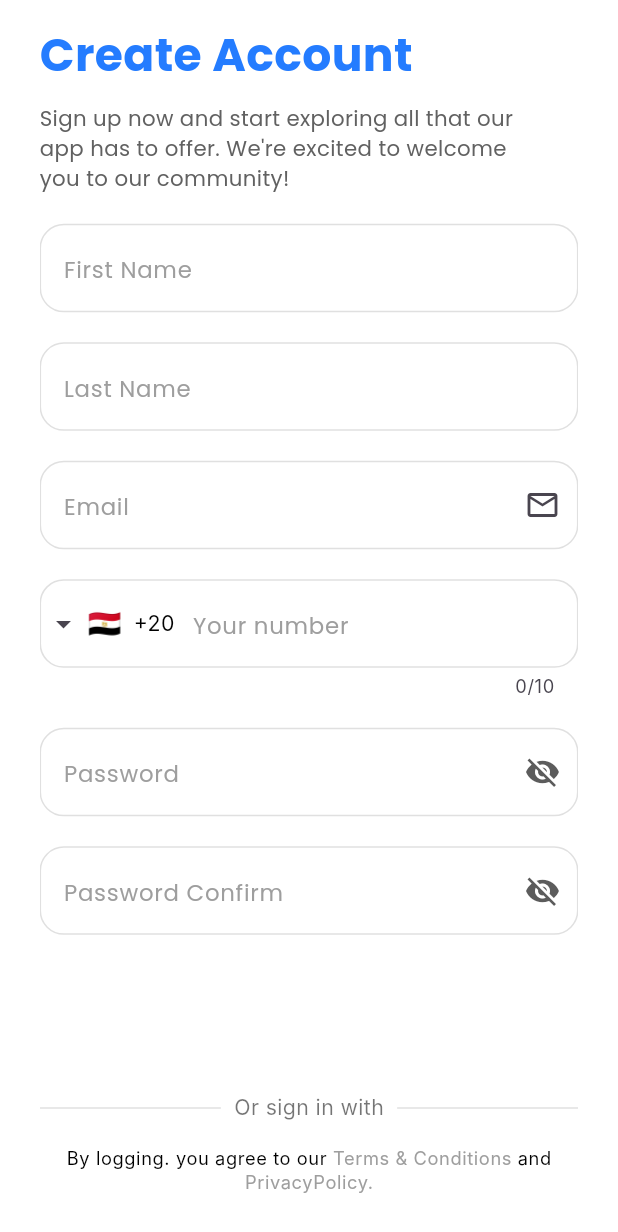
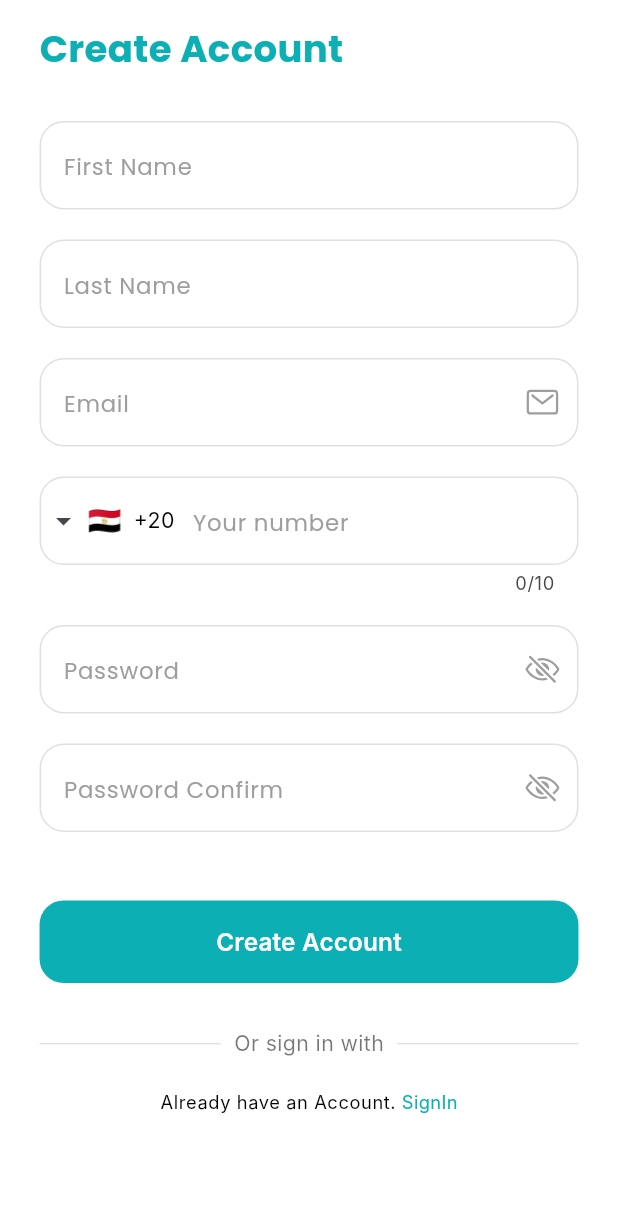
Before and after one commit to IbrahimElbazz/Brainpulse, a Flutter app: the RegisterPage screen opened directly, on a phone screen of 412 x 824 dp. Shown: the top 1232 px of the screen. Run offline on Flutter 3.47's test engine with Material 3 defaults, Android fonts, the light colour scheme and no system bars; drawn by our look-alikes of intl_phone_field; our stand-ins replace animated_text_kit, dartz, dio, flutter_bloc, flutter_screenutil, flutter_svg and 11 more; missing offline and left inert: dart:ffi; accounts and stored records are empty; generated files the repository leaves out were written again; Roboto replaces fonts that are missing (Inter).

Commit message:
update register

```diff
--- a/lib/core/Widgets/mybutton.dart
+++ b/lib/core/Widgets/mybutton.dart
@@ -18,7 +18,7 @@ class MyButton extends StatelessWidget {
     // refactor code
     return TextButton(
       style: ButtonStyle(
-        backgroundColor: WidgetStateProperty.all(color),
+        backgroundColor: WidgetStateProperty.all(color ?? ColorsApp.primary),
         tapTargetSize: MaterialTapTargetSize.shrinkWrap,
         minimumSize: WidgetStateProperty.all(
           const Size(double.infinity, 55),
--- a/lib/features/auth/login/presentation/views/ui/widgets/Sinup.dart
+++ b/lib/features/auth/login/presentation/views/ui/widgets/Sinup.dart
@@ -2,6 +2,7 @@ import 'package:brain_pulse/core/Theming/colors.dart';
 import 'package:brain_pulse/core/Theming/text_style.dart';
 import 'package:brain_pulse/features/auth/register/presentation/views/register.dart';
 import 'package:flutter/material.dart';
+import 'package:flutter_screenutil/flutter_screenutil.dart';
 
 class SignUp extends StatelessWidget {
   String text3;
@@ -25,7 +26,7 @@ class SignUp extends StatelessWidget {
           },
           child: Text(text4,
               style: TextStyleApp.font12weight400colorGrey
-                  .copyWith(color: ColorsApp.primary, fontSize: 11)),
+                  .copyWith(color: ColorsApp.primary, fontSize: 11.sp)),
         ),
       ],
     );
--- a/lib/features/auth/register/presentation/views/register.dart
+++ b/lib/features/auth/register/presentation/views/register.dart
@@ -1,7 +1,7 @@
+import 'package:brain_pulse/core/Theming/colors.dart';
 import 'package:brain_pulse/core/Widgets/gap.dart';
 import 'package:brain_pulse/core/Widgets/mybutton.dart';
 import 'package:brain_pulse/core/helpers/extentions.dart';
-import 'package:brain_pulse/core/routing/routers.dart';
 import 'package:brain_pulse/features/auth/register/presentation/controller/cubit/register_cubit.dart';
 import 'package:brain_pulse/features/auth/register/presentation/controller/cubit/register_state.dart';
 import 'package:brain_pulse/features/auth/register/presentation/views/widgets/terms_and_conditioins.dart';
@@ -57,7 +57,7 @@ class RegisterPage extends StatelessWidget {
                       ),
                     ),
               const GapH(
-                height: 15,
+                height: 30,
               ),
               Row(
                 children: [
@@ -83,32 +83,10 @@ class RegisterPage extends StatelessWidget {
                 ],
               ),
               const GapH(
-                height: 15,
+                height: 10,
               ),
-              // Row(
-              //   mainAxisAlignment: MainAxisAlignment.spaceEvenly,
-              //   children: [
-              //     CircleAvatar(
-              //       backgroundColor:  Color(0xfff5f5f5),
-              //       radius: 30,
-              //       child: SvgPicture.asset("assets/svgs/googlelogo.svg"),
-              //     ),
-              //     CircleAvatar(
-              //       backgroundColor:  Color(0xfff5f5f5),
-              //       radius: 30,
-              //       child: SvgPicture.asset("assets/svgs/facebook.svg"),
-              //     ),
-              //     CircleAvatar(
-              //       backgroundColor:  Color(0xfff5f5f5),
-              //       radius: 30,
-              //       child: SvgPicture.asset("assets/svgs/apple.svg"),
-              //     ),
-              //   ],
-              // ),
-              //  SizedBox(
-              //   height: 30,
-              // ),
-             const TermsAndConditions(),
+
+              // const TermsAndConditions(),
               const GapH(
                 height: 10,
               ),
@@ -124,8 +102,8 @@ class RegisterPage extends StatelessWidget {
                     child: Text(
                       "SignIn",
                       style: TextStyle(
-                        color: const Color(0xff247cFF),
-                        fontSize: 15.sp,
+                        color: ColorsApp.primary,
+                        fontSize: 12.sp,
                       ),
                     ),
                   ),
--- a/lib/features/auth/register/presentation/views/widgets/pass_and_email_register.dart
+++ b/lib/features/auth/register/presentation/views/widgets/pass_and_email_register.dart
@@ -1,9 +1,12 @@
+import 'package:brain_pulse/core/Theming/colors.dart';
 import 'package:brain_pulse/core/Theming/text_style.dart';
+import 'package:brain_pulse/core/Widgets/gap.dart';
 import 'package:brain_pulse/core/Widgets/mytextfield.dart';
 import 'package:brain_pulse/features/auth/register/presentation/controller/cubit/register_cubit.dart';
 import 'package:flutter/material.dart';
 import 'package:flutter_bloc/flutter_bloc.dart';
 import 'package:intl_phone_field/intl_phone_field.dart';
+import 'package:ionicons/ionicons.dart';
 
 class PassAndEmail extends StatefulWidget {
   const PassAndEmail({super.key});
@@ -51,7 +54,7 @@ class _PassAndEmailState extends State<PassAndEmail> {
                 return 'Please enter a valid email';
               }
             },
-            icon: const Icon(Icons.email_outlined),
+            icon: const Icon(Ionicons.mail_outline, color: Colors.grey),
             showText: false,
             hint: 'Email',
           ),
@@ -105,10 +108,8 @@ class _PassAndEmailState extends State<PassAndEmail> {
                 });
               },
               child: Icon(
-                isObscureText ? Icons.visibility_off : Icons.visibility,
-                color: isObscureText
-                    ? const Color.fromARGB(255, 92, 92, 92)
-                    : Colors.blue,
+                isObscureText ? Ionicons.eye_off_outline : Ionicons.eye_outline,
+                color: isObscureText ? Colors.grey : ColorsApp.primary,
               ),
             ),
           ),
@@ -131,15 +132,13 @@ class _PassAndEmailState extends State<PassAndEmail> {
                 });
               },
               child: Icon(
-                isObscureText ? Icons.visibility_off : Icons.visibility,
-                color: isObscureText
-                    ? const Color.fromARGB(255, 92, 92, 92)
-                    : Colors.blue,
+                isObscureText ? Ionicons.eye_off_outline : Ionicons.eye_outline,
+                color: isObscureText ? Colors.grey : ColorsApp.primary,
               ),
             ),
           ),
-          const SizedBox(
-            height: 20,
+          const GapH(
+            height: 30,
           ),
         ],
       ),
--- a/lib/features/auth/register/presentation/views/widgets/top_page.dart
+++ b/lib/features/auth/register/presentation/views/widgets/top_page.dart
@@ -1,5 +1,8 @@
+import 'package:brain_pulse/core/Theming/colors.dart';
 import 'package:brain_pulse/core/Theming/text_style.dart';
+import 'package:brain_pulse/core/helpers/spacing.dart';
 import 'package:flutter/material.dart';
+import 'package:flutter_screenutil/flutter_screenutil.dart';
 
 class TopPage extends StatelessWidget {
   const TopPage({super.key});
@@ -12,24 +15,28 @@ class TopPage extends StatelessWidget {
         Text(
           "Create Account",
           style: TextStyleApp.styleText(
-              30, const Color(0xff247CFF), FontWeight.bold),
+            24.sp,
+            ColorsApp.primary,
+            FontWeight.bold,
+          ),
         ),
-        const SizedBox(
-          height: 10,
-        ),
-        Text(
-          "Sign up now and start exploring all that our",
-          style:
-              TextStyleApp.styleText(14, Colors.grey[700]!, FontWeight.normal),
-        ),
-        Text(
-          "app has to offer. We're excited to welcome\nyou to our community!",
-          style:
-              TextStyleApp.styleText(14, Colors.grey[700]!, FontWeight.normal),
-        ),
-        const SizedBox(
-          height: 20,
-        ),
+        gapH(30)
+        // const SizedBox(
+        //   height: 10,
+        // ),
+        // Text(
+        //   "Sign up now and start exploring all that our",
+        //   style:
+        //       TextStyleApp.styleText(14, Colors.grey[700]!, FontWeight.normal),
+        // ),
+        // Text(
+        //   "app has to offer. We're excited to welcome\nyou to our community!",
+        //   style:
+        //       TextStyleApp.styleText(14, Colors.grey[700]!, FontWeight.normal),
+        // ),
+        // const SizedBox(
+        //   height: 20,
+        // ),
       ],
     );
   }
```
